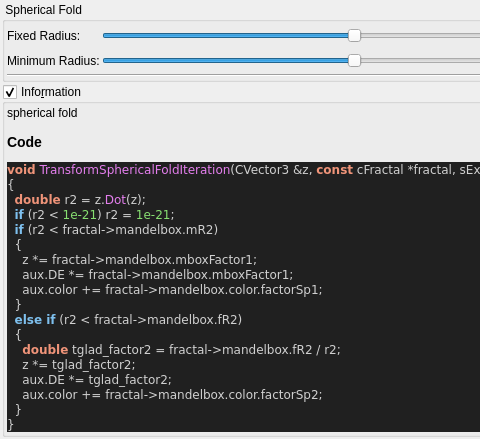
First picture: the form in mandelbulber2/qt_data/fractal_transf_spherical_fold.ui, repository buddhi1980/mandelbulber2, before the edit; both pictures show x 0 to 480 and y 0 to 439 of the 711 by 439 pixel window.
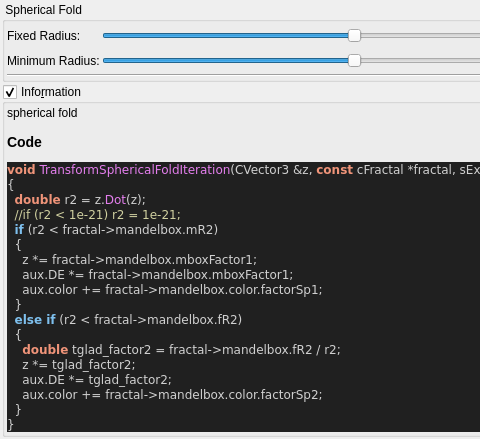
Second picture: the form after the edit. Custom widgets are drawn as their Qt base class.

Commit message:
stripped code highlight output to body tag
 the surrounding part (HTML Tag and comment) contained version specific parts.
 Now only the body tag will be written to the ui file,
 so the complete output of populateUiInformation.php should be reproducable.

 Also readded broken symlinks in deploy/share/mandelbulber2

```diff
--- a/mandelbulber2/qt_data/fractal_transf_spherical_fold.ui
+++ b/mandelbulber2/qt_data/fractal_transf_spherical_fold.ui
@@ -223,17 +223,11 @@
          <string>&lt;p&gt;spherical fold&lt;/p&gt;&lt;table&gt;
 &lt;/table&gt;
 &lt;h3&gt;Code&lt;/h3&gt;
-&lt;!DOCTYPE HTML PUBLIC &quot;-//W3C//DTD HTML 4.0 Transitional//EN&quot;&gt;
-&lt;html&gt;
-&lt;head&gt;
-&lt;meta http-equiv=&quot;content-type&quot; content=&quot;text/html; charset=ISO-8859-1&quot;&gt;
-&lt;title&gt;Source file&lt;/title&gt;
-&lt;/head&gt;
 &lt;body style=&quot;background-color:#202020&quot;&gt;
-&lt;pre style=&quot;color:#d0d0d0; background-color:#202020;  font-family:'Courier New';&quot;&gt;&lt;span style=&quot;color:#f09479; font-weight:bold&quot;&gt;void&lt;/span&gt; &lt;span style=&quot;color:#e47eed&quot;&gt;TransformSphericalFoldIteration&lt;/span&gt;&lt;span style=&quot;color:#d0d0d0&quot;&gt;(&lt;/span&gt;CVector3 &lt;span style=&quot;color:#d0d0d0&quot;&gt;&amp;amp;&lt;/span&gt;z&lt;span style=&quot;color:#d0d0d0&quot;&gt;,&lt;/span&gt; &lt;span style=&quot;color:#f09479; font-weight:bold&quot;&gt;const&lt;/span&gt; cFractal &lt;span style=&quot;color:#d0d0d0&quot;&gt;*&lt;/span&gt;fractal&lt;span style=&quot;color:#d0d0d0&quot;&gt;,&lt;/span&gt; sExtendedAux &lt;span style=&quot;color:#d0d0d0&quot;&gt;&amp;amp;&lt;/span&gt;aux&lt;span style=&quot;color:#d0d0d0&quot;&gt;)&lt;/span&gt;
+&lt;pre style=&quot;color:#d0d0d0; background-color:#202020;  font-family:'Courier New',monospace;&quot;&gt;&lt;span style=&quot;color:#f09479; font-weight:bold&quot;&gt;void&lt;/span&gt; &lt;span style=&quot;color:#e47eed&quot;&gt;TransformSphericalFoldIteration&lt;/span&gt;&lt;span style=&quot;color:#d0d0d0&quot;&gt;(&lt;/span&gt;CVector3 &lt;span style=&quot;color:#d0d0d0&quot;&gt;&amp;amp;&lt;/span&gt;z&lt;span style=&quot;color:#d0d0d0&quot;&gt;,&lt;/span&gt; &lt;span style=&quot;color:#f09479; font-weight:bold&quot;&gt;const&lt;/span&gt; cFractal &lt;span style=&quot;color:#d0d0d0&quot;&gt;*&lt;/span&gt;fractal&lt;span style=&quot;color:#d0d0d0&quot;&gt;,&lt;/span&gt; sExtendedAux &lt;span style=&quot;color:#d0d0d0&quot;&gt;&amp;amp;&lt;/span&gt;aux&lt;span style=&quot;color:#d0d0d0&quot;&gt;)&lt;/span&gt;
 &lt;span style=&quot;color:#d0d0d0&quot;&gt;{&lt;/span&gt;
   &lt;span style=&quot;color:#f09479; font-weight:bold&quot;&gt;double&lt;/span&gt; r2 &lt;span style=&quot;color:#d0d0d0&quot;&gt;=&lt;/span&gt; z&lt;span style=&quot;color:#d0d0d0&quot;&gt;.&lt;/span&gt;&lt;span style=&quot;color:#e47eed&quot;&gt;Dot&lt;/span&gt;&lt;span style=&quot;color:#d0d0d0&quot;&gt;(&lt;/span&gt;z&lt;span style=&quot;color:#d0d0d0&quot;&gt;);&lt;/span&gt;
-  &lt;span style=&quot;color:#7ec0ee; font-weight:bold&quot;&gt;if&lt;/span&gt; &lt;span style=&quot;color:#d0d0d0&quot;&gt;(&lt;/span&gt;r2 &lt;span style=&quot;color:#d0d0d0&quot;&gt;&amp;lt;&lt;/span&gt; &lt;span style=&quot;color:#87df71&quot;&gt;1e-21&lt;/span&gt;&lt;span style=&quot;color:#d0d0d0&quot;&gt;)&lt;/span&gt; r2 &lt;span style=&quot;color:#d0d0d0&quot;&gt;=&lt;/span&gt; &lt;span style=&quot;color:#87df71&quot;&gt;1e-21&lt;/span&gt;&lt;span style=&quot;color:#d0d0d0&quot;&gt;;&lt;/span&gt;
+  &lt;span style=&quot;color:#d0d0a0&quot;&gt;//if (r2 &amp;lt; 1e-21) r2 = 1e-21;&lt;/span&gt;
   &lt;span style=&quot;color:#7ec0ee; font-weight:bold&quot;&gt;if&lt;/span&gt; &lt;span style=&quot;color:#d0d0d0&quot;&gt;(&lt;/span&gt;r2 &lt;span style=&quot;color:#d0d0d0&quot;&gt;&amp;lt;&lt;/span&gt; fractal&lt;span style=&quot;color:#d0d0d0&quot;&gt;-&amp;gt;&lt;/span&gt;mandelbox&lt;span style=&quot;color:#d0d0d0&quot;&gt;.&lt;/span&gt;mR2&lt;span style=&quot;color:#d0d0d0&quot;&gt;)&lt;/span&gt;
   &lt;span style=&quot;color:#d0d0d0&quot;&gt;{&lt;/span&gt;
     z &lt;span style=&quot;color:#d0d0d0&quot;&gt;*=&lt;/span&gt; fractal&lt;span style=&quot;color:#d0d0d0&quot;&gt;-&amp;gt;&lt;/span&gt;mandelbox&lt;span style=&quot;color:#d0d0d0&quot;&gt;.&lt;/span&gt;mboxFactor1&lt;span style=&quot;color:#d0d0d0&quot;&gt;;&lt;/span&gt;
@@ -249,10 +243,7 @@
   &lt;span style=&quot;color:#d0d0d0&quot;&gt;}&lt;/span&gt;
 &lt;span style=&quot;color:#d0d0d0&quot;&gt;}&lt;/span&gt;
 &lt;/pre&gt;
-&lt;/body&gt;
-&lt;/html&gt;
-&lt;!--HTML generated by highlight 3.9, http://www.andre-simon.de/--&gt;
-</string>
+&lt;/body&gt;</string>
         </property>
         <property name="wordWrap">
          <bool>true</bool>
```
The commit also changes 109 other files.
